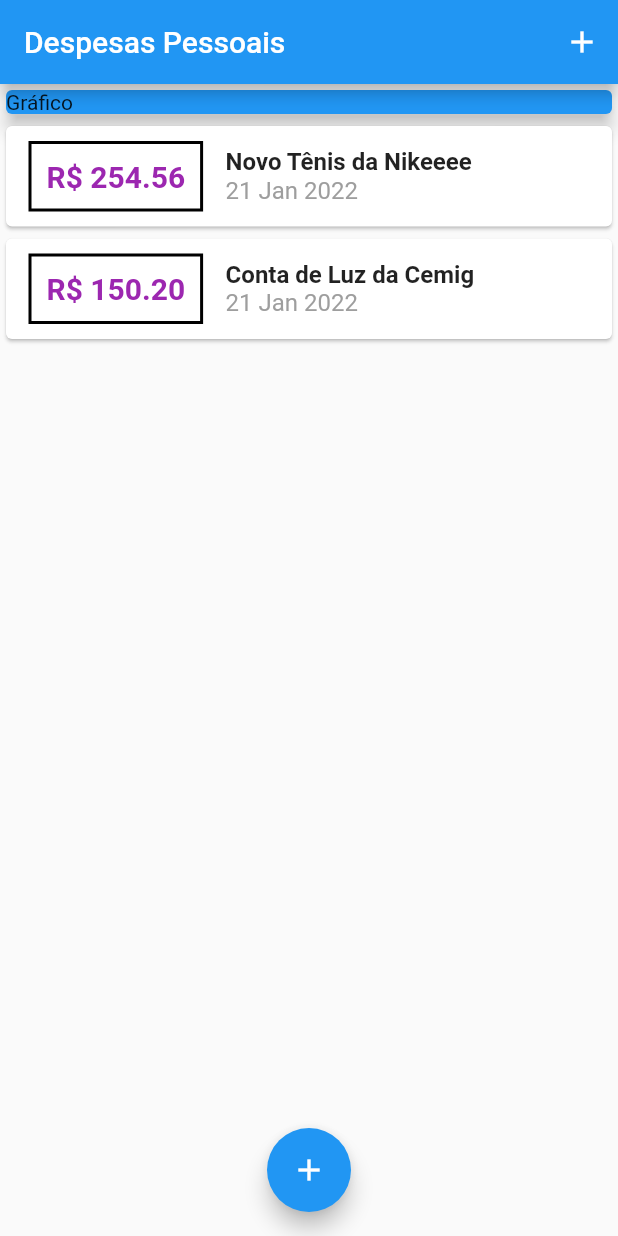
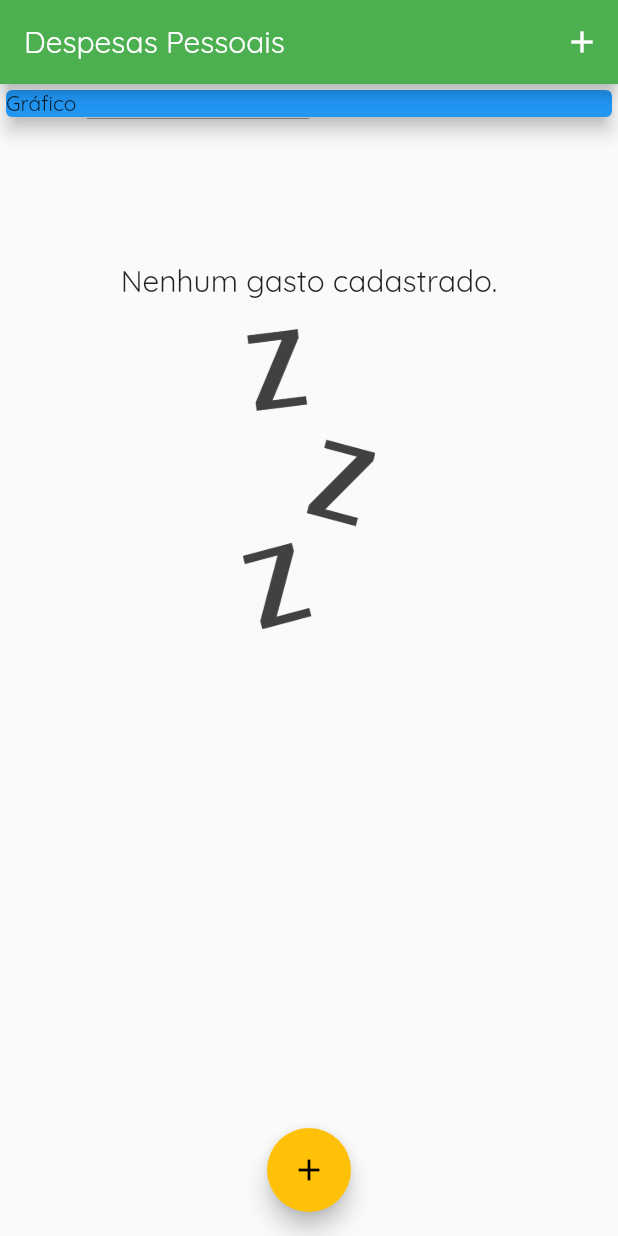
Before and after one commit to JoaoPauloPrata/depesas, a Flutter app: the screen it shows after launch, on a phone screen of 412 x 824 dp. Run offline on Flutter 3.47's test engine with Material 2 defaults, Android fonts, the phone set to English and light mode, and no system bars.

```diff
--- a/expenses/lib/components/transaction_list.dart
+++ b/expenses/lib/components/transaction_list.dart
@@ -11,7 +11,27 @@ class TransactionList extends StatelessWidget {
   Widget build(BuildContext context) {
     return Container(
       height: 430,
-      child: ListView.builder(
+      child: transactions.isEmpty
+          ? Column(
+              mainAxisAlignment: MainAxisAlignment.center,
+              children: [
+                Text(
+                  'Nenhum gasto cadastrado.',
+                  style: TextStyle(fontSize: 20),
+                ),
+                SizedBox(
+                  height: 20,
+                ),
+                Container(
+                  height: 200,
+                  child: Image.asset(
+                    'assets/images/waiting.png',
+                    fit: BoxFit.cover,
+                  ),
+                )
+              ],
+            )
+          : ListView.builder(
               itemCount: transactions.length,
               itemBuilder: (ctx, index) {
                 final tr = transactions[index];
@@ -20,16 +40,19 @@ class TransactionList extends StatelessWidget {
                     children: [
                       Container(
                         // ignore: prefer_const_constructors
-                  margin: EdgeInsets.symmetric(horizontal: 15, vertical: 10),
+                        margin:
+                            EdgeInsets.symmetric(horizontal: 15, vertical: 10),
                         decoration: BoxDecoration(
-                      border: Border.all(color: Colors.black, width: 2)),
+                          border: Border.all(
+                              color: Theme.of(context).primaryColor, width: 2),
+                        ),
                         padding: const EdgeInsets.all(10),
                         child: Text(
                           'R\$ ${tr.value.toStringAsFixed(2)}',
                           style: const TextStyle(
                               fontSize: 20,
                               fontWeight: FontWeight.bold,
-                        color: Colors.purple),
+                              color: Colors.green),
                         ),
                       ),
                       Column(
@@ -42,7 +65,8 @@ class TransactionList extends StatelessWidget {
                           ),
                           Text(
                             DateFormat('d MMM y').format(tr.date),
-                      style: const TextStyle(fontSize: 16, color: Colors.grey),
+                            style: const TextStyle(
+                                fontSize: 16, color: Colors.grey),
                           )
                         ],
                       )
--- a/expenses/lib/main.dart
+++ b/expenses/lib/main.dart
@@ -18,6 +18,10 @@ class ExpensesApp extends StatelessWidget {
   Widget build(BuildContext context) {
     return MaterialApp(
       home: MyHomePage(),
+      theme: ThemeData(
+          primarySwatch: Colors.green,
+          accentColor: Colors.amber,
+          fontFamily: 'Quicksand'),
     );
   }
 }
@@ -30,17 +34,17 @@ class MyHomePage extends StatefulWidget {
 }
 
 class _MyHomePageState extends State<MyHomePage> {
-  final _transactions_ = [
-    Transaction(
-        id: 't1',
-        title: 'Novo Tênis da Nikeeee',
-        value: 254.56,
-        date: DateTime.now()),
-    Transaction(
-        id: 't2',
-        title: 'Conta de Luz da Cemig',
-        value: 150.2,
-        date: DateTime.now()),
+  final List<Transaction> _transactions_ = [
+    // Transaction(
+    //     id: 't1',
+    //     title: 'Novo Tênis da Nikeeee',
+    //     value: 254.56,
+    //     date: DateTime.now()),
+    // Transaction(
+    //     id: 't2',
+    //     title: 'Conta de Luz da Cemig',
+    //     value: 150.2,
+    //     date: DateTime.now()),
   ];
   _addTransaction(String title, double value) {
     final newTransaction = Transaction(
@@ -51,6 +55,7 @@ class _MyHomePageState extends State<MyHomePage> {
     setState(() {
       _transactions_.add(newTransaction);
     });
+    Navigator.of(context).pop();
   }
 
   _openTransactionFormModal(BuildContext context) {
@@ -76,7 +81,7 @@ class _MyHomePageState extends State<MyHomePage> {
         child:
             Column(crossAxisAlignment: CrossAxisAlignment.stretch, children: [
           Container(
-              child: Card(
+              child: const Card(
             elevation: 5,
             color: Colors.blue,
             child: Text('Gráfico'),
```
Also changed, not shown: expenses/pubspec.yaml (+13 -15 lines), expenses/assets/fonts/OpenSans-Bold.ttf (added), expenses/assets/fonts/OpenSans-Regular.ttf (added), expenses/assets/fonts/Quicksand-Bold.ttf (added), expenses/assets/fonts/Quicksand-Light.ttf (added), expenses/assets/fonts/Quicksand-Medium.ttf (added), expenses/assets/fonts/Quicksand-Regular.ttf (added), expenses/assets/images/waiting.png (added). Lines whose indentation alone changed are shown as unchanged.
